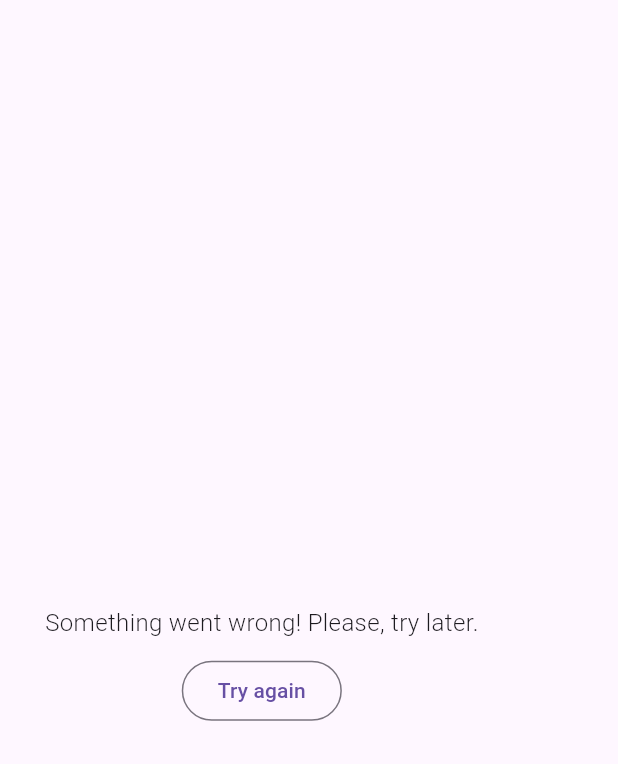
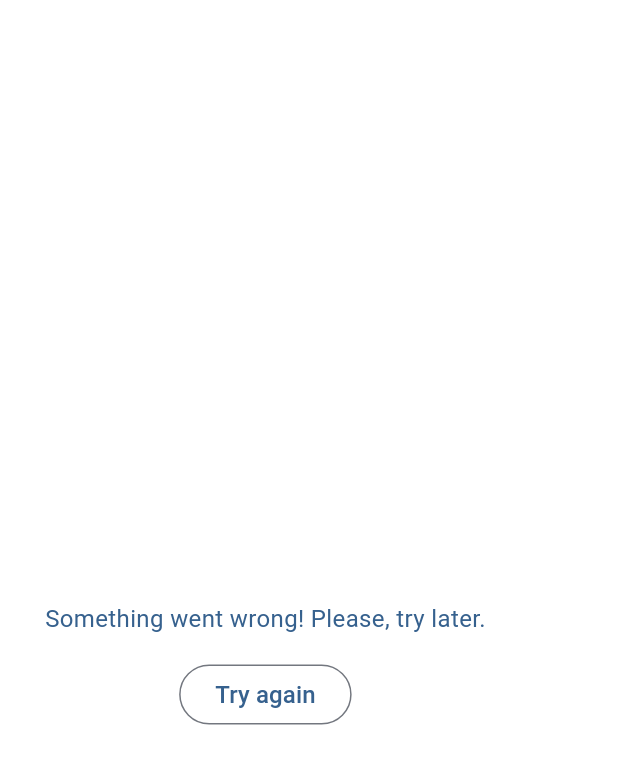
Before and after one commit to alexandrakomkova/weather_app_flutter, a Flutter app: the WeatherError widget shown alone on an empty page, opened directly, on a phone screen of 412 x 824 dp. Shown: the top 764 px of the screen. Run offline on Flutter 3.47's test engine with Material 3 defaults, Android fonts, the phone set to English and light mode, and no system bars; our stand-ins replace bloc, equatable, flutter_bloc, geocoding, geolocator, hydrated_bloc.

Commit message:
add color theme

```diff
--- a/lib/app/app.dart
+++ b/lib/app/app.dart
@@ -8,6 +8,7 @@ import 'package:weather_app/presentation/cubit/location/location_cubit.dart';
 import 'package:weather_app/presentation/cubit/weather/weather_cubit.dart';
 
 import '../presentation/pages/weather_page.dart';
+import '../presentation/theme/weather_theme.dart';
 
 class App extends StatelessWidget {
   const App({super.key});
@@ -56,6 +57,9 @@ class AppView extends StatelessWidget {
     return MaterialApp(
       debugShowCheckedModeBanner: false,
       home: WeatherPage(),
+      themeMode: ThemeMode.light,
+      theme: WeatherTheme.light,
+      darkTheme: WeatherTheme.dark,
     );
   }
 }
--- a/lib/presentation/widgets/weather_error.dart
+++ b/lib/presentation/widgets/weather_error.dart
@@ -8,6 +8,8 @@ class WeatherError extends StatelessWidget {
 
   @override
   Widget build(BuildContext context) {
+    final theme = Theme.of(context);
+
     return Padding(
         padding: const EdgeInsets.fromLTRB(30, 1.5 * kToolbarHeight, 30, 20),
         child: SizedBox(
@@ -18,18 +20,22 @@ class WeatherError extends StatelessWidget {
               children: [
                 Text(
                     'Something went wrong! Please, try later.',
-                  style: const TextStyle(
+                  style: TextStyle(
                       fontSize: 16,
-                      fontWeight: FontWeight.w300
+                      fontWeight: FontWeight.w400,
+                      color: theme.colorScheme.primary,
                   ),
                 ),
-                SizedBox(height: 10.0,),
+                SizedBox(height: 15.0,),
                 OutlinedButton(
                     onPressed: () {
                       context.read<WeatherCubit>().refreshWeather();
                     },
                     child: Text(
                         'Try again',
+                      style: TextStyle(
+                        fontSize: 16
+                      ),
                     ),
                 )
               ],
```
Also changed, not shown: lib/presentation/pages/weather_page.dart (+1 -9 lines), lib/presentation/pages/weather_view.dart (+15 -12 lines), lib/presentation/theme/weather_theme.dart (added, +44 -0 lines), lib/presentation/widgets/weather_loading.dart (+6 -3 lines).
